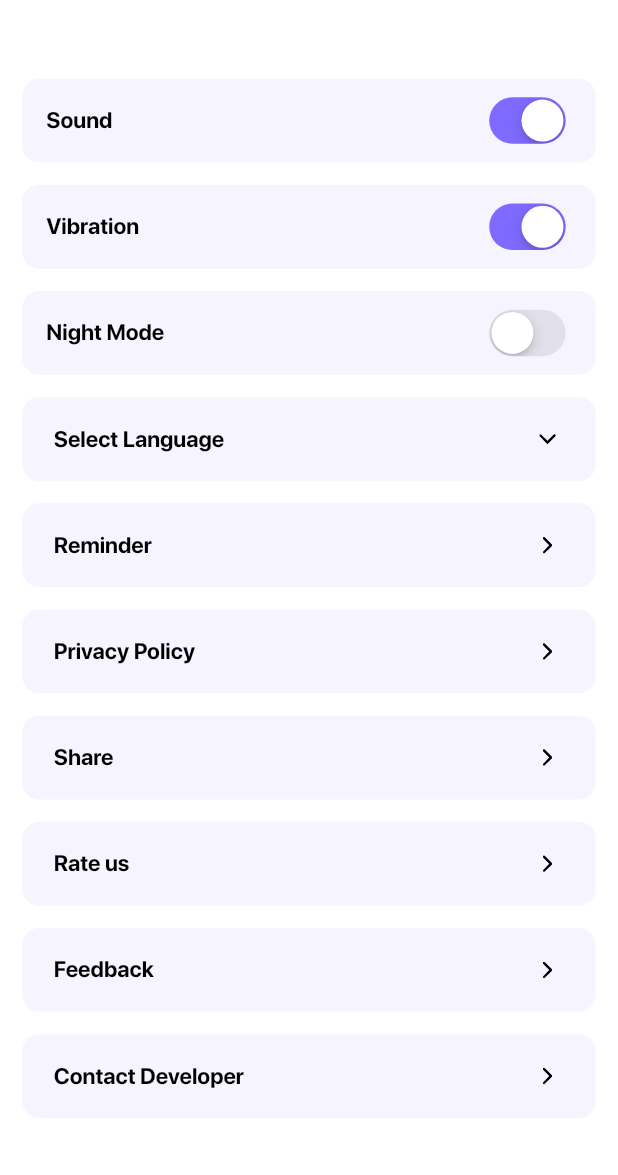
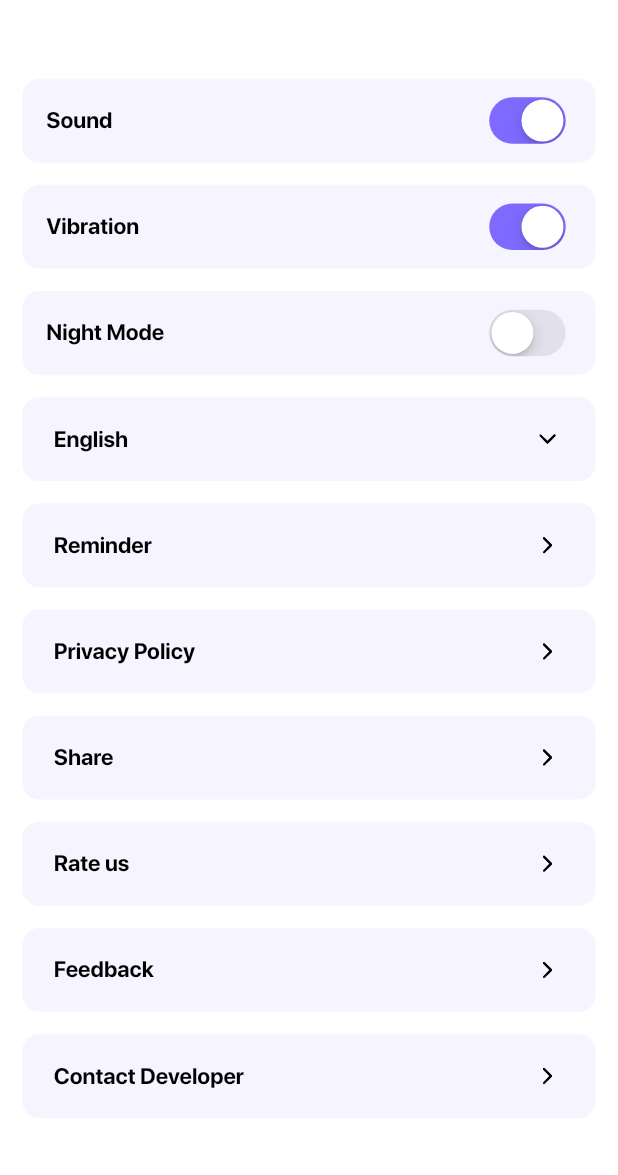
Before and after one commit to Binary-Bard-Apps/flutter_maths_tricks_alpha, a Flutter app: the SettingPage screen opened by its route, on a phone screen of 412 x 824 dp, the part 61-1236 px from its top. Run offline on Flutter 3.47's test engine with Material 2 defaults, Android fonts, the phone set to English and light mode, and no system bars; our stand-ins replace audioplayers, figma_squircle, flutter_local_notifications, flutter_native_timezone, flutter_rating_bar, flutter_screenutil and 14 more; missing offline and left inert: auto_size_text_field, flutter_email_sender, flutter_share, flutter_vibrate, launch_review; accounts and stored records are empty; project files that could hold a hidden picture were left out.

Commit message:
shared prefrences working

```diff
--- a/lib/controller/setting_controller.dart
+++ b/lib/controller/setting_controller.dart
@@ -11,39 +11,47 @@ class SettingController extends GetxController {
   RxBool isSound = true.obs;
   RxBool isVibration = true.obs;
 
-  // Add this function to save the selected language
-  Future<void> saveSelectedLanguage(String language) async {
+// Add this function to save the selected language
+  Future<void> saveSelectedLanguage(String languageCode) async {
     SharedPreferences prefs = await SharedPreferences.getInstance();
-    await prefs.setString('selectedLanguage', language);
+    await prefs.setString('selectedLanguage', languageCode);
   }
 
-  // Add this function to load the saved language
+// Add this function to load the saved language
+
   Future<String?> loadSelectedLanguage() async {
     SharedPreferences prefs = await SharedPreferences.getInstance();
     return prefs.getString('selectedLanguage');
   }
 
-  String selectedLanguage = 'Select Language'; // Default language
+  // String selectedLanguage = 'English'; // Default language
+  RxString selectedLanguage = 'en'.obs; // Use RxString for selected language
 
   void onLanguageChange(String newValue) {
-    selectedLanguage = newValue;
-    if (newValue == 'English') {
-      Get.updateLocale(Locale('en', ''));
-    } else if (newValue == 'Hindi') {
-      Get.updateLocale(Locale('hi', ''));
-    } else if (newValue == 'Bengali') {
-      Get.updateLocale(
-          Locale('bn', '')); // Make sure you have the correct language code
-    }
-    saveSelectedLanguage(newValue); // Save the selected language
+    selectedLanguage.value = newValue; // Update the selected language
+
+    saveSelectedLanguage(newValue);
     update();
   }
 
   @override
-  void onInit() {
+  void onInit() async {
+    // Load saved language or set a default language
+    final savedLanguage = await loadSelectedLanguage();
+    if (savedLanguage != null) {
+      selectedLanguage.value = savedLanguage;
+    }
+
     setData();
     super.onInit();
   }
+
+  // void onInit() {
+  //   // Load saved language or set a default language
+  //   loadSelectedLanguage();
+  //   setData();
+  //   super.onInit();
+  // }
 
   Future<void> setData() async {
     bool sound = await getSound();
--- a/lib/ui/setting/setting_widget.dart
+++ b/lib/ui/setting/setting_widget.dart
@@ -1,3 +1,4 @@
+// settig_widget.dart
 import 'package:flutter/cupertino.dart';
 import 'package:flutter/material.dart';
 import 'package:flutter_maths_tricks/app/key_util.dart';
@@ -76,6 +77,7 @@ class _SettingPage extends State<SettingPage> with TickerProviderStateMixin {
                           title: 'Night Mode',
                           value: themeController.isDarkTheme),
                       // DropDown
+
                       Container(
                         margin: EdgeInsets.only(
                             bottom: 20.h, right: horSpace, left: horSpace),
@@ -91,7 +93,8 @@ class _SettingPage extends State<SettingPage> with TickerProviderStateMixin {
                             children: [
                               Expanded(
                                 // child: getText(title),
-                                child: DropdownButton<String>(
+                                child: Obx(() {
+                                  return DropdownButton<String>(
                                     // remove underline
                                     underline: Container(),
                                     hint: getText("Langauage"),
@@ -105,40 +108,31 @@ class _SettingPage extends State<SettingPage> with TickerProviderStateMixin {
                                         color: getFontColor(context),
                                       ),
                                     ),
-                                  value: settingController
-                                      .selectedLanguage, // Updated value
-                                  // Set the default selected value here
+                                    value: settingController.selectedLanguage
+                                        .value, // Use .value to access RxString value
                                     onChanged: (String? newValue) {
                                       settingController
                                           .onLanguageChange(newValue!);
                                     },
                                     items: <String>[
-                                    'Select Language',
-                                    'English',
-                                    'Hindi',
-                                    'Bengali'
-                                  ]
-                                      .map<DropdownMenuItem<String>>(
-                                        (String value) =>
-                                            DropdownMenuItem<String>(
-                                          value: value,
-                                          child: getText(value),
-                                          // child: Text(value),
-                                        ),
-                                      )
-                                      .toList(),
-                                ),
+                                      'English:en',
+                                      'Hindi:hi',
+                                      'Bengali:bn'
+                                    ].map<DropdownMenuItem<String>>(
+                                      (String value) {
+                                        final parts = value.split(':');
+                                        final language = parts[0];
+                                        final code = parts[1];
+                                        return DropdownMenuItem<String>(
+                                          value: code,
+                                          child: getText(language),
+                                        );
+                                      },
+                                    ).toList(),
+                                  );
+                                }),
                                 flex: 1,
                               ),
-                              // RotatedBox(
-                              //   quarterTurns: 1,
-                              //   child: getSvgIcon(
-                              //     // icon: Icons.arrow_drop_down,
-                              //     icon: 'next.svg',
-                              //     height: 30,
-                              //     color: getFontColor(context),
-                              //   ),
-                              // )
                             ],
                           ),
                         ),
```
Also changed, not shown: lib/main.dart (+8 -3 lines), 1 other file. Lines whose indentation alone changed are shown as unchanged.
